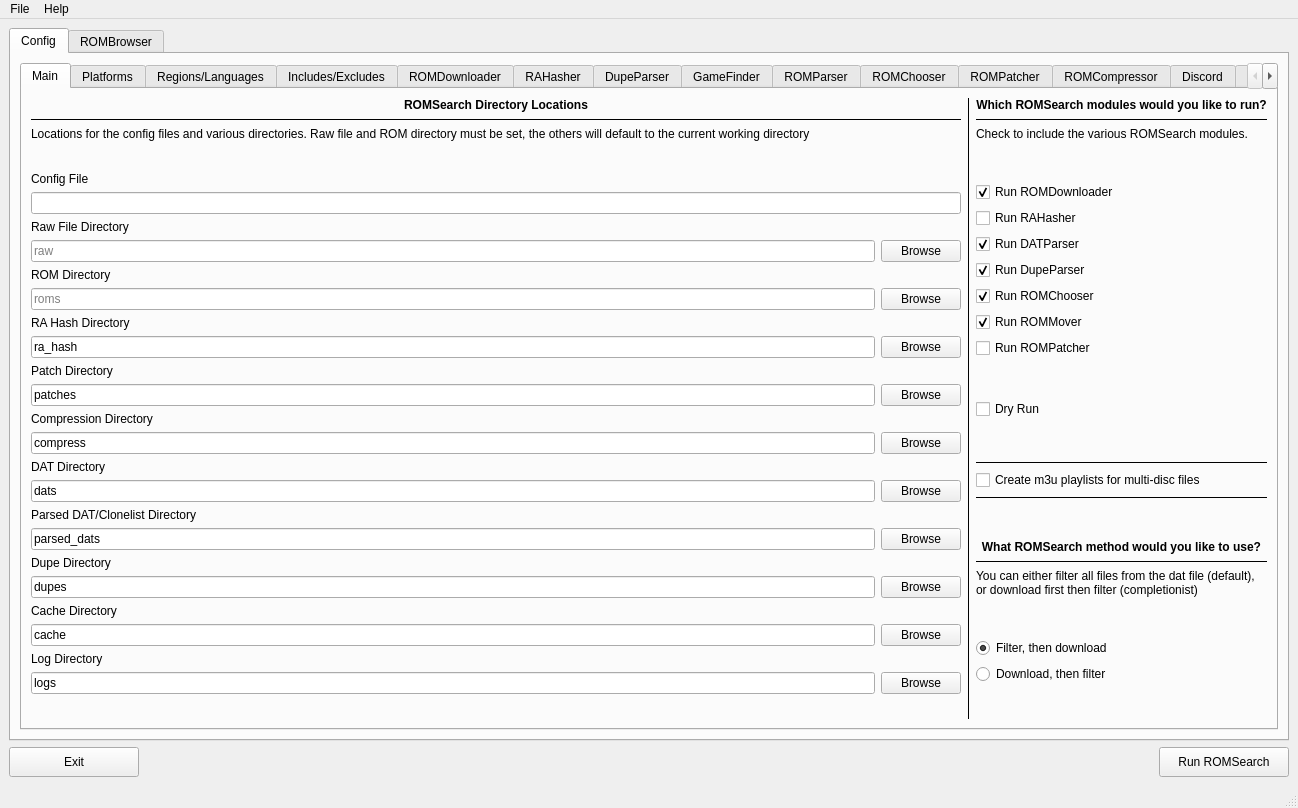
Qt form romsearch/gui/layout_romsearch.ui (bbtufty/romsearch) before a commit.
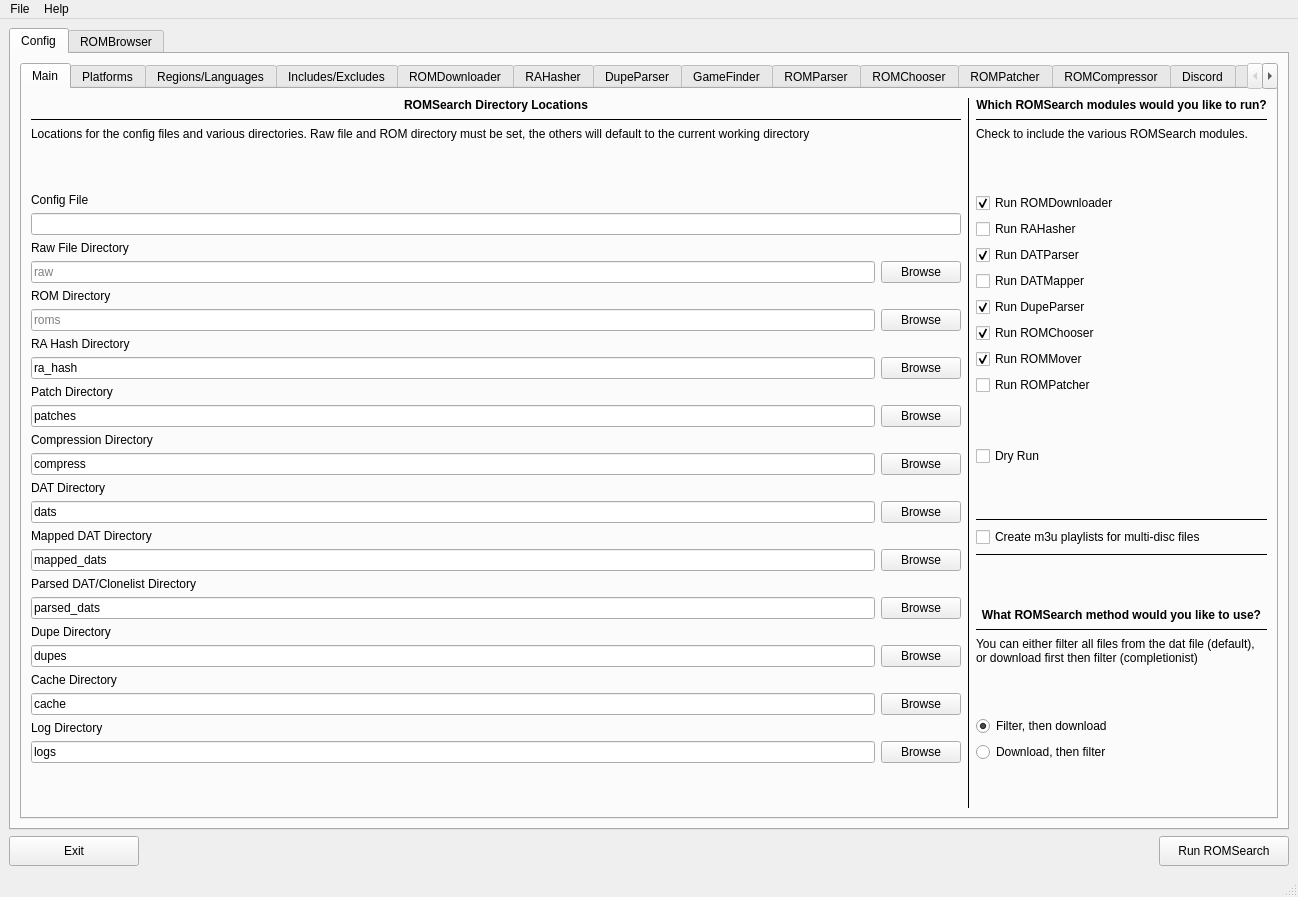
The same form after that commit.

Patch:
```diff
--- a/romsearch/gui/layout_romsearch.ui
+++ b/romsearch/gui/layout_romsearch.ui
@@ -7,7 +7,7 @@
     <x>0</x>
     <y>0</y>
     <width>1298</width>
-    <height>808</height>
+    <height>897</height>
    </rect>
   </property>
   <property name="sizePolicy">
@@ -380,6 +380,43 @@
                     </item>
                    </layout>
                   </item>
+                  <item>
+                   <widget class="QLabel" name="labelConfigMappedDatDir">
+                    <property name="statusTip">
+                     <string>Location for old .dat files, for mapping</string>
+                    </property>
+                    <property name="text">
+                     <string>Mapped DAT Directory</string>
+                    </property>
+                   </widget>
+                  </item>
+                  <item>
+                   <layout class="QHBoxLayout" name="horizontalLayoutConfigMappedDatDir">
+                    <item>
+                     <widget class="QLineEdit" name="lineEditConfigMappedDatDir">
+                      <property name="statusTip">
+                       <string>Location for old .dat files, for mapping</string>
+                      </property>
+                      <property name="text">
+                       <string>mapped_dats</string>
+                      </property>
+                      <property name="placeholderText">
+                       <string/>
+                      </property>
+                     </widget>
+                    </item>
+                    <item>
+                     <widget class="QPushButton" name="pushButtonConfigMappedDatDir">
+                      <property name="text">
+                       <string>Browse</string>
+                      </property>
+                      <property name="flat">
+                       <bool>false</bool>
+                      </property>
+                     </widget>
+                    </item>
+                   </layout>
+                  </item>
                   <item>
                    <widget class="QLabel" name="labelConfigParsedDatDir">
                     <property name="statusTip">
@@ -642,6 +679,19 @@
                     </property>
                    </widget>
                   </item>
+                  <item>
+                   <widget class="QCheckBox" name="checkBoxConfigRunDatMapper">
+                    <property name="statusTip">
+                     <string>Run the DATMapper?</string>
+                    </property>
+                    <property name="text">
+                     <string>Run DATMapper</string>
+                    </property>
+                    <property name="checked">
+                     <bool>false</bool>
+                    </property>
+                   </widget>
+                  </item>
                   <item>
                    <widget class="QCheckBox" name="checkBoxConfigRunDupeParser">
                     <property name="statusTip">
```
Left out of the diff: 2 changed lines with no effect on the pictures.
